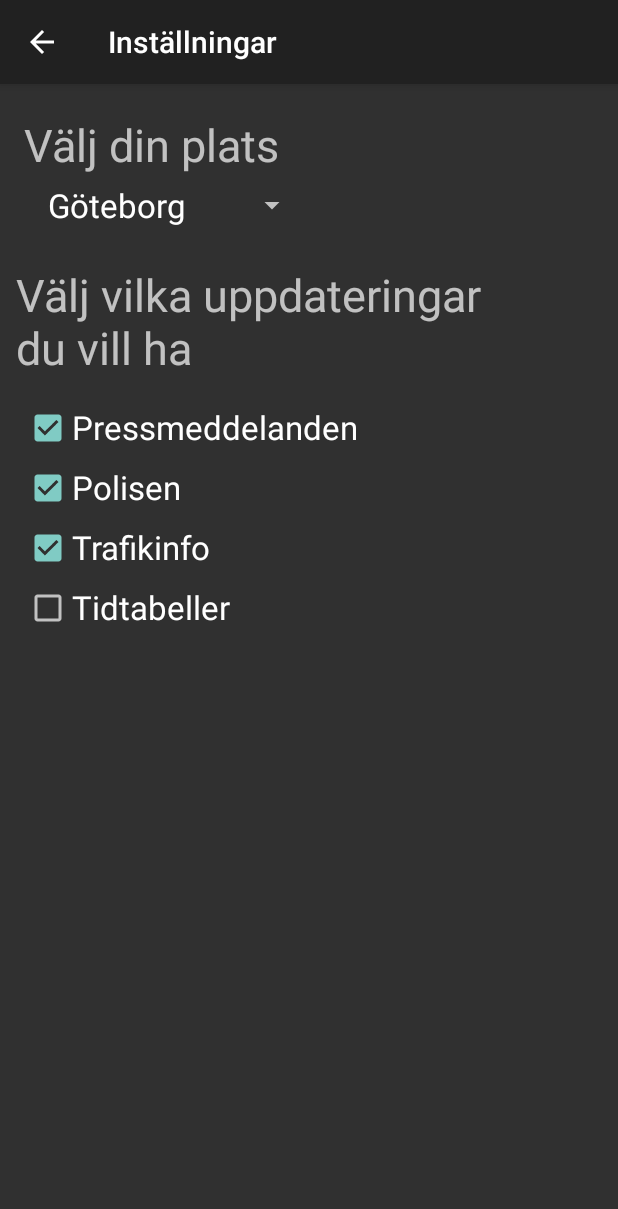
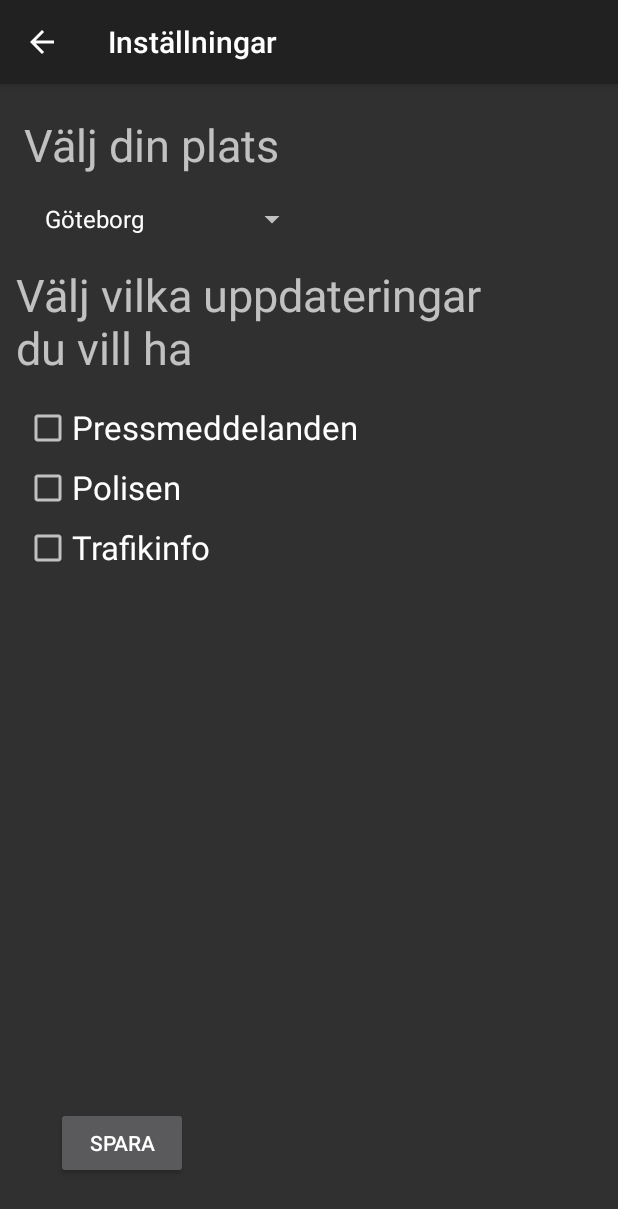
Before and after one commit to Ohedendahl/TIG167, an Android app: the screen it shows after launch (Preferences), after a tap on an icon or button, on a phone screen of 412 x 824 dp. Shown: the top 1209 px of the screen. Run offline under Robolectric (Android 15) with nearby library versions, the phone set to English and light mode, and no system bars; our stand-ins replace Volley.

```diff
--- a/MyFirstApp/app/src/main/java/tig167/myfirstapp/MainActivity.java
+++ b/MyFirstApp/app/src/main/java/tig167/myfirstapp/MainActivity.java
@@ -43,6 +43,7 @@ import tig167.myfirstapp.VolleyPolice.HandelserChangeListener;
 import tig167.myfirstapp.VolleyPolice;
 
 
+
 public class MainActivity extends Activity {
 
 
@@ -73,7 +74,8 @@ public class MainActivity extends Activity {
         Boolean trafikOnOff = pref.getBoolean("trafik", true);
         Boolean tidtabellOnOff = pref.getBoolean("tidtabell", false);
 
-        Settings.setStad(stad);
+        Settings s = new Settings();
+        s.setStad(stad);
 
 
         Log.d(LOG_TAG, "Här är inställningarna:" + stad + pressOnOff + poliusenOnOff + trafikOnOff + tidtabellOnOff);
@@ -115,7 +117,8 @@ public class MainActivity extends Activity {
                 ActivitySwitcher.showToast(me, "Handelser updated");
             }
         });
-
+        TextView headerText = (TextView) findViewById(R.id.text_header);
+        headerText.setText(pref.getString("stad", "ingen stad hittades"));
     }
 
 
@@ -150,11 +153,13 @@ public class MainActivity extends Activity {
         startActivity(intent);
     }
 
+
+
     public void refreshList(View view) {
         ActivitySwitcher.showToast(this, "Updating handelser");
         VolleyPolice.getInstance(this).getHandelser();
         //handelser.add();
-        System.out.println("Här är händelser: " + handelser);
+        //Log.d(LOG_TAG, "Här är url:" + urlPolice);
 
     }
 }
--- a/MyFirstApp/app/src/main/java/tig167/myfirstapp/Preferences.java
+++ b/MyFirstApp/app/src/main/java/tig167/myfirstapp/Preferences.java
@@ -5,44 +5,112 @@ import android.content.Intent;
 import android.content.SharedPreferences;
 import android.support.v7.app.AppCompatActivity;
 import android.os.Bundle;
+import android.util.Log;
+import android.view.View;
 import android.widget.ArrayAdapter;
+import android.widget.CheckBox;
 import android.widget.Spinner;
 import android.widget.TextView;
 import android.os.Bundle;
+import android.widget.Toast;
+
+import java.util.ArrayList;
+import java.util.List;
 
 public class Preferences extends AppCompatActivity {
 
+    private Preferences me;
 
     @Override
     protected void onCreate(Bundle savedInstanceState) {
         super.onCreate(savedInstanceState);
         setContentView(R.layout.activity_preferences);
 
-        Intent intent = getIntent();
-        TextView textView = findViewById(R.id.info_settings);
+        final CheckBox checkBoxPress = (CheckBox) findViewById(R.id.pressCheck);
+        final CheckBox checkBoxPolice = (CheckBox) findViewById(R.id.polisenCheck);
+        final CheckBox checkBoxTraffic = (CheckBox) findViewById(R.id.trafikinfoCheck);
 
         SharedPreferences pref = getApplicationContext().getSharedPreferences("Preferences", 0);
         SharedPreferences.Editor prefEditor = pref.edit();
 
+        Spinner s = (Spinner) findViewById(R.id.spinner2);
+        int positionSpinner = s.getSelectedItemPosition();
+        Intent intent = getIntent();
+        TextView textView = findViewById(R.id.info_settings);
 
-        prefEditor.putString("stad", "Stockholm");
-        prefEditor.putBoolean("press", false);
-        prefEditor.putBoolean("polisen", true);
-        prefEditor.putBoolean("trafik", true);
-        prefEditor.putBoolean("tidtabell", false);
+        List<String> targetList = new ArrayList<>();
+        targetList.add(0, "Göteborg");
+        targetList.add(1, "Stockholm");
+        targetList.add(2, "Malmö");
+        ArrayAdapter<String> adapter = new ArrayAdapter<>(this, android.R.layout.simple_spinner_dropdown_item, targetList);
+        s.setAdapter(adapter);
+        s.setSelection(pref.getInt("valSpinner",0));
+
+
+        String stadSpinner = s.getSelectedItem().toString();
+        Log.d("Här är stad från Spinner", stadSpinner);
+
+
+        prefEditor.putString("stad", stadSpinner); //kom ihåg spinner
+        prefEditor.putString("policeURL", "https://polisen.se/api/events?locationname=" + stadSpinner);
+
+  //      prefEditor.putBoolean("polisen", true);
+//        prefEditor.putBoolean("trafik", true);
+
 
 
         prefEditor.apply();
 
 
-        String[] arraySpinner = new String[] {
-                "Göteborg", "Stockholm", "Malmö"
-        };
-        Spinner s = (Spinner) findViewById(R.id.spinner2);
-        ArrayAdapter<String> adapter = new ArrayAdapter<String>(this,
-                android.R.layout.browser_link_context_header, arraySpinner);
-        adapter.setDropDownViewResource(android.R.layout.browser_link_context_header);
-        s.setAdapter(adapter);
+        checkBoxPress.setChecked(pref.getBoolean("pressbox", false));
+        checkBoxPolice.setChecked(pref.getBoolean("polisbox", false));
+        checkBoxTraffic.setChecked(pref.getBoolean("trafikbox", false));
+
+
+
+
     }
 
+    public void saveSettings(View view){
+
+
+        final CheckBox checkBoxPress = (CheckBox) findViewById(R.id.pressCheck);
+        final CheckBox checkBoxPolice = (CheckBox) findViewById(R.id.polisenCheck);
+        final CheckBox checkBoxTraffic = (CheckBox) findViewById(R.id.trafikinfoCheck);
+
+        SharedPreferences pref = getApplicationContext().getSharedPreferences("Preferences", 0);
+        SharedPreferences.Editor prefEditor = pref.edit();
+        Spinner s = (Spinner) findViewById(R.id.spinner2);
+        int positionSpinner = s.getSelectedItemPosition();
+        prefEditor.putInt("valSpinner",positionSpinner);
+        String stadSpinner = s.getSelectedItem().toString();
+        prefEditor.putString("stad", stadSpinner);
+
+        if (checkBoxPress.isChecked()) {
+            prefEditor.putBoolean("pressbox", true);
+        }
+        else {
+            prefEditor.putBoolean("pressbox", false);
+        }
+
+        if (checkBoxPolice.isChecked()) {
+            prefEditor.putBoolean("polisbox", true);
+        }
+        else {
+            prefEditor.putBoolean("polisbox", false);
+        }
+
+        if (checkBoxTraffic.isChecked()) {
+            prefEditor.putBoolean("trafikbox", true);
+        }
+        else {
+            prefEditor.putBoolean("trafikbox", false);
+        }
+
+        prefEditor.apply();
+
+        me = this;
+        Toast.makeText(me, "Inställningar sparade", Toast.LENGTH_SHORT).show();
+   }
+
 }
--- a/MyFirstApp/app/src/main/java/tig167/myfirstapp/Settings.java
+++ b/MyFirstApp/app/src/main/java/tig167/myfirstapp/Settings.java
@@ -2,14 +2,14 @@ package tig167.myfirstapp;
 
 public class Settings {
 
-    public static String stad = "Göteborg";
+    private String stad = "Göteborg";
 
-    public static void setStad (String newStad) {
+    public void setStad (String newStad) {
         stad = newStad;
     }
 
 
-    public static final String urlPolice = "https://polisen.se/api/events?locationname=" + stad;
+    public String urlPolice = "https://polisen.se/api/events?locationname=" + stad;
 
     public static final String urlTrafficEvents = "http://api.trafikinfo.trafikverket.se/v1.3/data.json";
 }
--- a/MyFirstApp/app/src/main/java/tig167/myfirstapp/VolleyPolice.java
+++ b/MyFirstApp/app/src/main/java/tig167/myfirstapp/VolleyPolice.java
@@ -2,6 +2,7 @@ package tig167.myfirstapp;
 
 import tig167.myfirstapp.police.Handelser;
 import android.content.Context;
+import android.content.SharedPreferences;
 import android.util.Log;
 import com.android.volley.Request;
 import com.android.volley.RequestQueue;
@@ -25,6 +26,8 @@ public class VolleyPolice {
 
     private static VolleyPolice VolleyPolice;
     private Context context;
+    SharedPreferences pref;
+   // SharedPreferences.Editor prefEditor = pref.edit();
 
     public static synchronized VolleyPolice getInstance(Context context) {
         if (VolleyPolice == null) {
@@ -37,7 +40,9 @@ public class VolleyPolice {
     private VolleyPolice(Context context) {
         listeners = new ArrayList<>();
         this.context = context;
+        pref = context.getApplicationContext().getSharedPreferences("Preferences", 0);
     }
+
 
 
     private List<Handelser> jsonToHandelser(JSONArray array) {
@@ -71,9 +76,11 @@ public class VolleyPolice {
     public void getHandelser() {
         RequestQueue queue = Volley.newRequestQueue(context);
 
+        Settings s = new Settings();
+
         JsonArrayRequest jsonArrayRequest = new JsonArrayRequest(
                 Request.Method.GET,
-                Settings.urlPolice,
+                pref.getString("policeURL", "ingen hittades"),
                 null,
                 new Response.Listener<JSONArray>() {
 
--- a/MyFirstApp/app/src/main/res/layout/activity_main.xml
+++ b/MyFirstApp/app/src/main/res/layout/activity_main.xml
@@ -21,7 +21,7 @@
             android:layout_height="wrap_content"
             android:layout_centerHorizontal="true"
             android:gravity="center"
-            android:text="Göteborg"
+            android:text="Snutnytt"
             android:textColor="#ffffff"
             android:textSize="45sp"
             app:layout_constraintBottom_toBottomOf="parent"
--- a/MyFirstApp/app/src/main/res/layout/activity_preferences.xml
+++ b/MyFirstApp/app/src/main/res/layout/activity_preferences.xml
@@ -17,17 +17,6 @@
         android:text="Välj din plats"
         android:textSize="30sp" />
 
-    <!--RadioButton
-        android:id="@+id/radioButton"
-        android:layout_width="212dp"
-        android:layout_height="44dp"
-        android:layout_alignParentStart="true"
-        android:layout_alignParentTop="true"
-        android:layout_marginStart="27dp"
-        android:layout_marginTop="73dp"
-        android:checked="true"
-        android:text="Göteborg"
-        android:textSize="22sp" /-->
 
     <Spinner
         android:id="@+id/spinner2"
@@ -37,7 +26,7 @@
         android:layout_alignParentStart="true"
         android:layout_marginStart="22dp"
         android:layout_marginTop="5dp"
-        android:textSize="30dp"/>
+        android:textSize="30dp" />
 
     <TextView
         android:id="@+id/updates_text"
@@ -53,48 +42,47 @@
 
 
     <CheckBox
-        android:id="@+id/press"
+        android:id="@+id/pressCheck"
         android:layout_width="280dp"
         android:layout_height="30dp"
         android:layout_below="@+id/updates_text"
         android:layout_marginStart="16dp"
         android:layout_marginLeft="50dp"
         android:layout_marginTop="8dp"
-        android:checked="true"
         android:text="Pressmeddelanden"
         android:textSize="22sp" />
 
     <CheckBox
-        android:id="@+id/polisen"
+        android:id="@+id/polisenCheck"
         android:layout_width="280dp"
         android:layout_height="30dp"
-        android:layout_below="@+id/press"
+        android:layout_below="@+id/pressCheck"
         android:layout_marginStart="16dp"
         android:layout_marginTop="10dp"
-        android:checked="true"
         android:text="Polisen"
         android:textSize="22sp" />
 
     <CheckBox
-        android:id="@+id/trafikinfo"
+        android:id="@+id/trafikinfoCheck"
         android:layout_width="280dp"
         android:layout_height="30dp"
-        android:layout_below="@+id/polisen"
+        android:layout_below="@+id/polisenCheck"
         android:layout_marginStart="16dp"
         android:layout_marginTop="10dp"
-        android:checked="true"
         android:text="Trafikinfo"
         android:textSize="22sp" />
 
-    <CheckBox
-        android:id="@+id/tidtabell"
-        android:layout_width="280dp"
-        android:layout_height="30dp"
-        android:layout_below="@+id/trafikinfo"
-        android:layout_marginTop="10dp"
-        android:layout_marginStart="16dp"
-        android:text="Tidtabeller"
-        android:textSize="22sp" />
+
+    <Button
+        android:id="@+id/save_button"
+        android:layout_width="wrap_content"
+        android:layout_height="wrap_content"
+        android:layout_alignParentStart="true"
+        android:layout_alignParentBottom="true"
+        android:layout_marginStart="37dp"
+        android:layout_marginBottom="38dp"
+        android:text="Spara"
+        android:onClick="saveSettings"/>
 
 
 </RelativeLayout>
```
